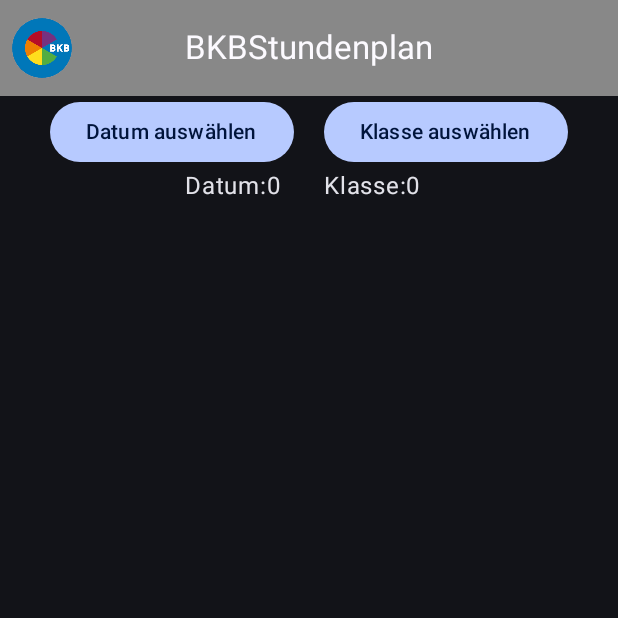
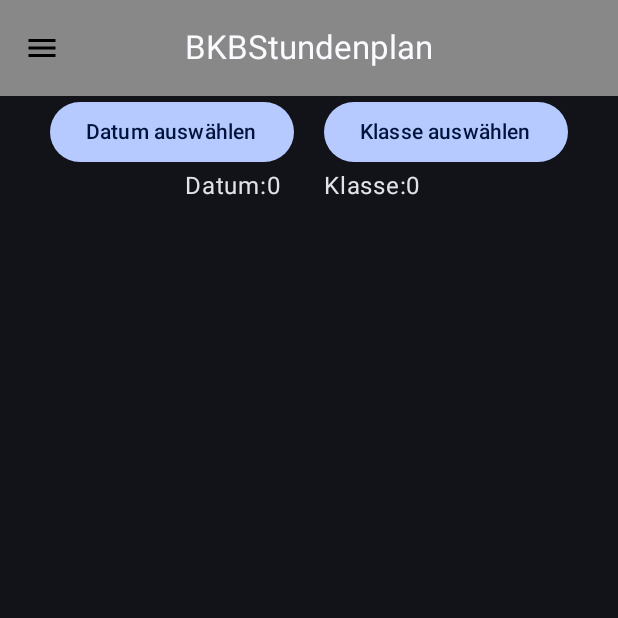
Before and after one commit to Teynz/BKBStundenplanAppAndroid, an Android app built with Jetpack Compose: the screen it shows after launch (MainActivity), on a phone screen of 412 x 824 dp, the top half of it. Run offline under Robolectric (Android 15) with nearby library versions, the phone set to English and light mode, and no system bars; libraries missing offline, so code that uses them is left out: it.skrape.selects; 8 statements that could not run were skipped.

Commit message:
V.4.7 Added zoom, Changed Menu Icon, added padding settings

```diff
--- a/app/src/main/java/bkb/stundenplan/app/MainActivity.kt
+++ b/app/src/main/java/bkb/stundenplan/app/MainActivity.kt
@@ -1,4 +1,5 @@
 package bkb.stundenplan.app
+
 
 import android.annotation.SuppressLint
 import android.os.Bundle
@@ -45,8 +46,6 @@ import bkb.stundenplan.app.ui.SettingsPage
 import bkb.stundenplan.app.ui.StateSelectedEnum
 import bkb.stundenplan.app.ui.StundenplanPage
 import bkb.stundenplan.app.ui.theme.BKBStundenplanTheme
-
-
 import kotlinx.coroutines.launch
 
 
@@ -92,8 +91,10 @@ fun LeftSideBar(
 
     val scope = rememberCoroutineScope()
 
-    ModalNavigationDrawer(drawerState = drawerState, modifier = modifier, drawerContent = {
-        ModalDrawerSheet(modifier = Modifier.width(240.dp)) {
+    ModalNavigationDrawer(
+        drawerState = drawerState,
+        drawerContent = {
+            ModalDrawerSheet(modifier = Modifier.width(160.dp)) {
             Row(
                 horizontalArrangement = Arrangement.Absolute.SpaceEvenly,
                 verticalAlignment = Alignment.CenterVertically,
@@ -147,7 +148,11 @@ fun LeftSideBar(
             CenterAlignedTopAppBar(title = { Text(stringResource(id = R.string.app_name)) },
                 colors = TopAppBarDefaults.centerAlignedTopAppBarColors(containerColor = Color.Gray),
                 navigationIcon = {
-                    IconButton(onClick = {
+
+
+                    IconButton(
+                        modifier = Modifier,
+                        onClick = {
                         scope.launch {
                             drawerState.apply {
                                 if (isClosed) open() else close()
@@ -155,11 +160,15 @@ fun LeftSideBar(
                         }
                     }) {
                         Icon(
-                            painter = painterResource(id = R.drawable.bkb_logo),
+                            painter = painterResource(id = R.drawable.baseline_menu_24),
                             contentDescription = stringResource(R.string.menu),
                             tint = Color.Unspecified
                         )
+
+
                     }
+
+
                 })
         }
 
--- a/app/src/main/java/bkb/stundenplan/app/SaveHandler.kt
+++ b/app/src/main/java/bkb/stundenplan/app/SaveHandler.kt
@@ -2,6 +2,7 @@
 
 package bkb.stundenplan.app
 
+import android.app.UiModeManager
 import android.content.Context
 import androidx.compose.runtime.getValue
 import androidx.compose.runtime.mutableIntStateOf
@@ -34,6 +35,7 @@ class SaveHandler(
         const val ADAPTIVECOLOR = "adaptiveColor"
         const val EXPERIMENTELLERSTUNDENPLAN = "ExperimentellerStundenplan"
         const val ALTESTUNDENPLENE = "AlteStundenplaene"
+        const val STUNDENPLANPADDING = "StundenplanPadding"
 
         const val VALUES = "values"
         const val VALUEDATES = "ValueDates"
@@ -62,7 +64,17 @@ class SaveHandler(
     var darkmode: Boolean by mutableStateOf(getDarkModeSave())
     fun getDarkModeSave(): Boolean {
         return runBlocking {
-            getPreference(context.dataStoreSettings, booleanPreferencesKey(DARKMODE), true)
+
+
+            val uiModeManager = context.getSystemService(Context.UI_MODE_SERVICE) as UiModeManager
+            val mode = uiModeManager.nightMode
+            if (mode == UiModeManager.MODE_NIGHT_NO) {
+                getPreference(context.dataStoreSettings, booleanPreferencesKey(DARKMODE), false)
+            } else {
+                getPreference(context.dataStoreSettings, booleanPreferencesKey(DARKMODE), true)
+            }
+            /*todo add as system*/
+
         }
     }
 
@@ -88,7 +100,7 @@ class SaveHandler(
     private fun getExperimentellerStundenplanSave(): Boolean {
         return runBlocking {
             getPreference(
-                context.dataStoreSettings, booleanPreferencesKey(EXPERIMENTELLERSTUNDENPLAN), false
+                context.dataStoreSettings, booleanPreferencesKey(EXPERIMENTELLERSTUNDENPLAN), true
             )
         }
     }
@@ -103,7 +115,7 @@ class SaveHandler(
     var alteStundenplaene by mutableStateOf(getAlteStundenplaeneSave())
     private fun getAlteStundenplaeneSave(): Boolean {
         return runBlocking {
-            getPreference(context.dataStoreSettings, booleanPreferencesKey(ALTESTUNDENPLENE), false)
+            getPreference(context.dataStoreSettings, booleanPreferencesKey(ALTESTUNDENPLENE), true)
         }
     }
 
@@ -141,6 +153,20 @@ class SaveHandler(
         }
     }
 
+    var valueStundenplanPadding by mutableIntStateOf(2)
+    private fun getValueStundenplanPaddingSave(): Int {
+        return runBlocking {
+            getPreference(context.dataStoreValues, intPreferencesKey(STUNDENPLANPADDING), 2)
+        }
+    }
+
+    fun saveValueStundenplanPadding(value: Int) {
+        valueStundenplanPadding = value
+        scope.launch {
+            savePreference(context.dataStoreValues, intPreferencesKey(STUNDENPLANPADDING), value)
+        }
+    }
+
     var saveHandlerInitJob: CompletableJob = Job()
 
     init {
@@ -159,13 +185,22 @@ class SaveHandler(
                 getPreference(
                     context.dataStoreSettings,
                     booleanPreferencesKey(EXPERIMENTELLERSTUNDENPLAN),
-                    false
+                    true
                 )
             }
             val valueClassesDeferred =
                 async { getPreference(context.dataStoreValues, intPreferencesKey(VALUECLASSES), 0) }
+            val valueStundenplanPaddingDeferred =
+                async {
+                    getPreference(
+                        context.dataStoreValues,
+                        intPreferencesKey(STUNDENPLANPADDING),
+                        2
+                    )
+                }
 
             darkmode = darkModeDeferred.await()
+            valueStundenplanPadding = valueStundenplanPaddingDeferred.await()
             adaptiveColor = adaptiveColorDeferred.await()
             experimentellerStundenplan = experimentellerStundenplanDeferred.await()
             valueClasses = valueClassesDeferred.await()
--- /dev/null
+++ b/app/src/main/res/drawable/baseline_menu_24.xml
@@ -0,0 +1,12 @@
+<vector xmlns:android="http://schemas.android.com/apk/res/android"
+    android:height="24dp"
+    android:tint="#000000"
+    android:viewportHeight="24"
+    android:viewportWidth="24"
+    android:width="24dp">
+
+    <path
+        android:fillColor="@android:color/white"
+        android:pathData="M3,18h18v-2L3,16v2zM3,13h18v-2L3,11v2zM3,6v2h18L21,6L3,6z" />
+
+</vector>
--- a/app/src/main/res/values/strings_settings.xml
+++ b/app/src/main/res/values/strings_settings.xml
@@ -14,4 +14,7 @@
     <string name="impressum_zusatz" translatable="false">Bei Beschwerden Hinweisen oder Anregungen richten sie sich an den momentanen Instandhalter der App\n\nPaul Brandt: bkb.stundenplan@gmail.com</string>
     <string name="impressum_urheberrecht">Urheberrechtshinweis\n\nDer akutelle Quellcode wird auf Anfrage bereitgestellt, es werden zudem regelmäßig neue Versionen an die Schule ausgehändigt. Der App Instandshalter übernimmt keinerlei Haftung für die richtigkeit der Stundenpläne.</string>
     <string name="odin_der_feini">\n\n\n\n\n\n\n\n\n\n\n\n\n\n\n\n\n\n\n\nDas ist Odin, Odin ist ein Feini</string>
+    <string name="stundenplan_padding">Stundenplan Seitenabstand</string>
+    <string name="stundenplan_padding_label">Ganze Zahl</string>
+    <string name="stundenplan_padding_description">Verändert die Größe des Stundenplans\n 0 = Maximale Größe</string>
 </resources>
```
Also changed, not shown: app/src/main/java/bkb/stundenplan/app/ui/SettingsPage.kt (+73 -1 lines), app/src/main/java/bkb/stundenplan/app/ui/StundenplanPage.kt (+6 -13 lines), 1 other file.
